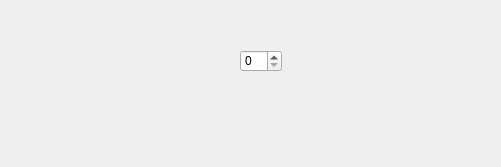
The window that form_step.ui (Bandera-Karatel/Project) describes before a commit, drawn with Qt 5.
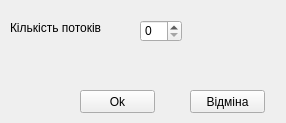
The same window after the commit.

What changed in the file:
```diff
--- a/form_step.ui
+++ b/form_step.ui
@@ -6,8 +6,8 @@
    <rect>
     <x>0</x>
     <y>0</y>
-    <width>501</width>
-    <height>167</height>
+    <width>286</width>
+    <height>123</height>
    </rect>
   </property>
   <property name="windowTitle">
@@ -16,13 +16,52 @@
   <widget class="QSpinBox" name="spinBox">
    <property name="geometry">
     <rect>
-     <x>240</x>
-     <y>50</y>
+     <x>140</x>
+     <y>20</y>
      <width>42</width>
      <height>22</height>
     </rect>
    </property>
   </widget>
+  <widget class="QPushButton" name="pushButton">
+   <property name="geometry">
+    <rect>
+     <x>80</x>
+     <y>90</y>
+     <width>75</width>
+     <height>23</height>
+    </rect>
+   </property>
+   <property name="text">
+    <string>Ok</string>
+   </property>
+  </widget>
+  <widget class="QPushButton" name="pushButton_2">
+   <property name="geometry">
+    <rect>
+     <x>190</x>
+     <y>90</y>
+     <width>75</width>
+     <height>23</height>
+    </rect>
+   </property>
+   <property name="text">
+    <string>Відміна</string>
+   </property>
+  </widget>
+  <widget class="QLabel" name="label">
+   <property name="geometry">
+    <rect>
+     <x>10</x>
+     <y>20</y>
+     <width>91</width>
+     <height>16</height>
+    </rect>
+   </property>
+   <property name="text">
+    <string>Кількість потоків</string>
+   </property>
+  </widget>
  </widget>
  <resources/>
  <connections/>
```
